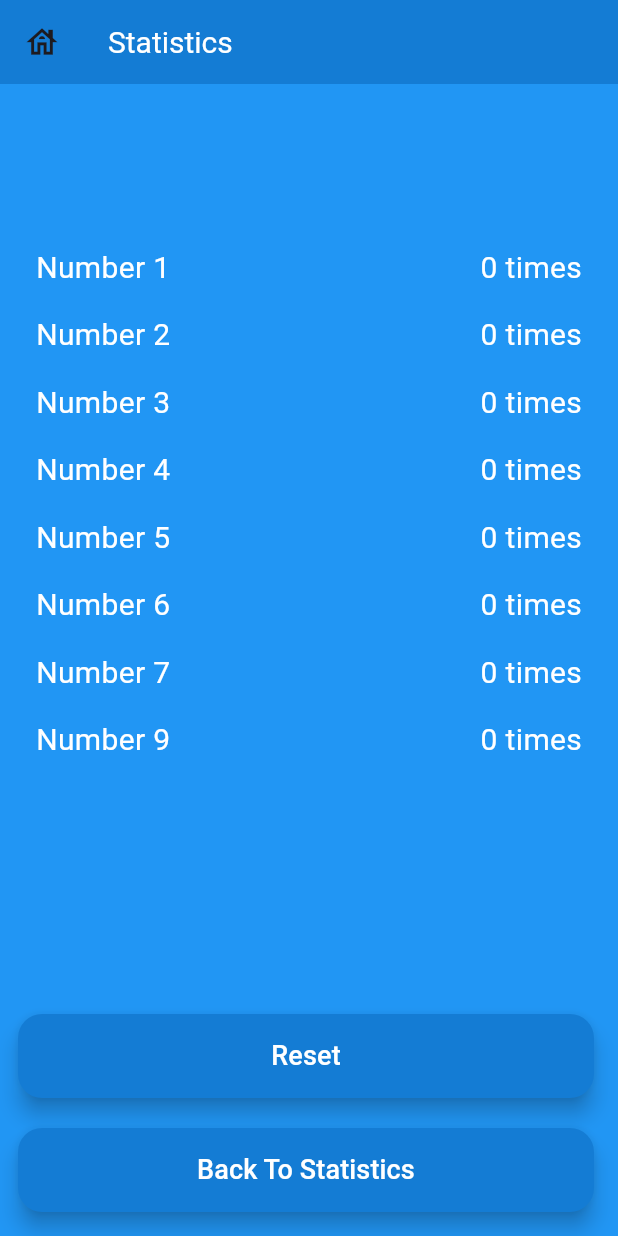
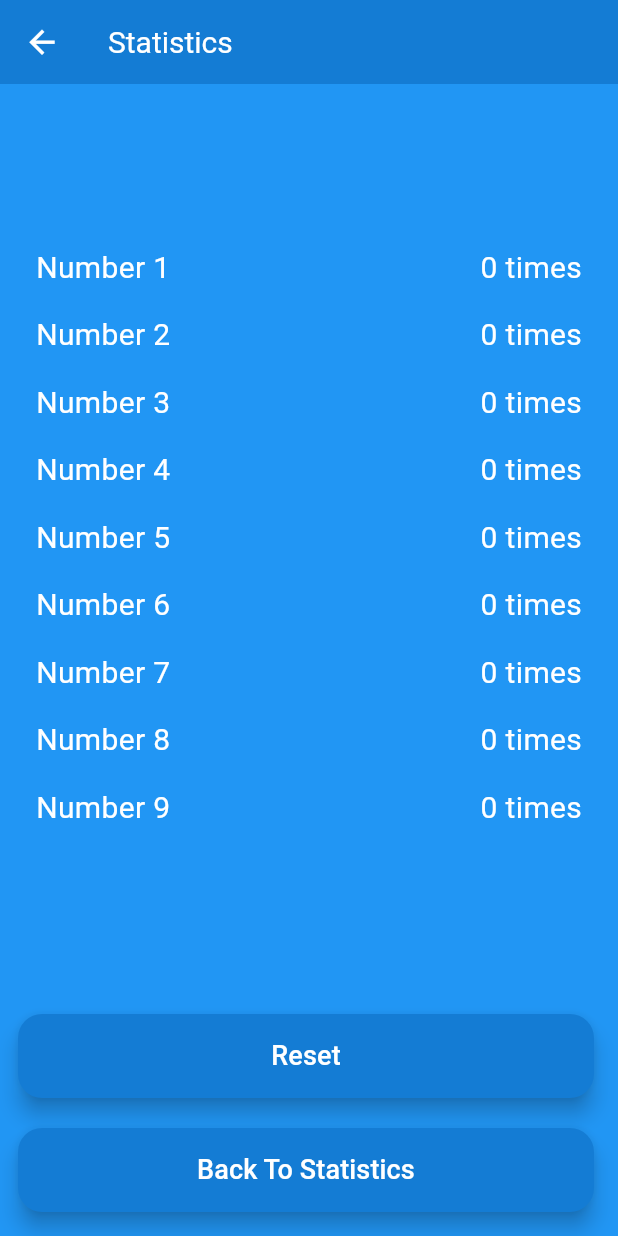
Before and after one commit to FarisZulfequar/FarisZ_Flutter_Assignment1, a Flutter app: the MyStatisticPage screen opened directly, on a phone screen of 412 x 824 dp. Run offline on Flutter 3.47's test engine with Material 3 defaults, Android fonts, the phone set to English and light mode, and no system bars.

Commit message:
Added the missing 8th number back and color icon change

```diff
--- a/lib/secondScreen.dart
+++ b/lib/secondScreen.dart
@@ -24,7 +24,8 @@ class _MyStatisticPageState extends State<MyStatisticPage> {
     return Scaffold(
       backgroundColor: Color(0xFF2196F4),
       appBar: AppBar(
-        leading: Icon(Icons.house_outlined, size: 25),
+        leading: Icon(Icons.arrow_back, size: 25),
+        iconTheme: IconThemeData(color: Colors.white),
         backgroundColor: Color(0xFF147CD4),
         title: Text(widget.title, style: TextStyle(fontSize: 20, color: Colors.white)),
       ),
@@ -62,6 +63,10 @@ class _MyStatisticPageState extends State<MyStatisticPage> {
               Padding(
                 padding: const EdgeInsets.all(8.0),
                 child: Row(mainAxisAlignment: MainAxisAlignment.spaceBetween, children: [Text("Number 7", style: TextStyle(fontSize: 20, color: Colors.white),), Text("${_numberContainer.getNumberList()[6]} times", style: TextStyle(fontSize: 20, color: Colors.white))]),
+              ),
+              Padding(
+                padding: const EdgeInsets.all(8.0),
+                child: Row(mainAxisAlignment: MainAxisAlignment.spaceBetween, children: [Text("Number 8", style: TextStyle(fontSize: 20, color: Colors.white),), Text("${_numberContainer.getNumberList()[7]} times", style: TextStyle(fontSize: 20, color: Colors.white))]),
               ),
               Padding(
                 padding: const EdgeInsets.all(8.0),
```
